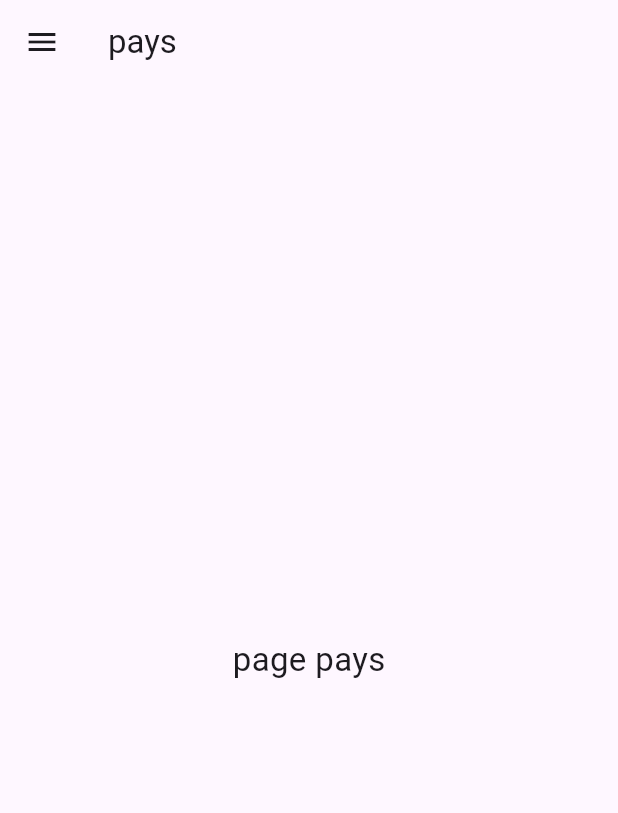
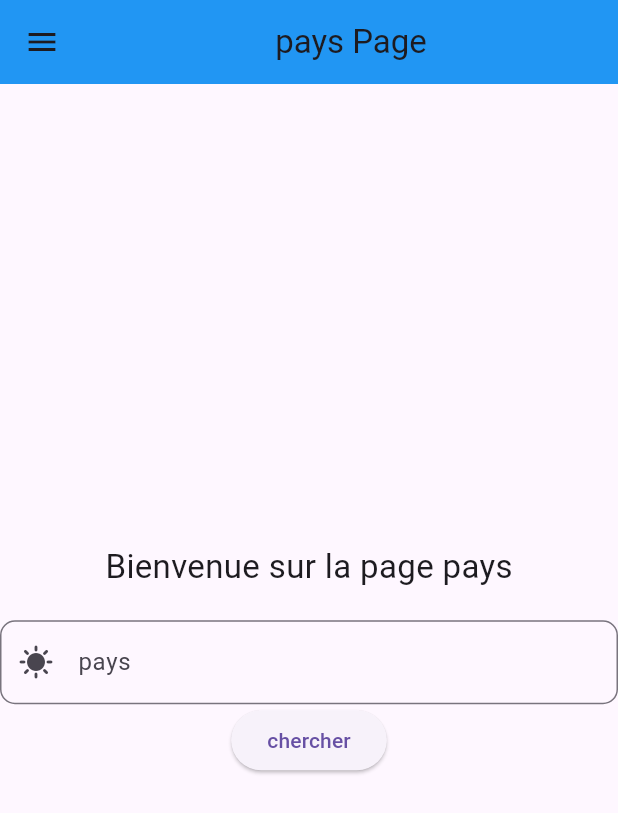
Before and after one commit to OussemaDrira/Voyage-, a Flutter app: the pays screen opened by its route, on a phone screen of 412 x 824 dp. Shown: the top 813 px of the screen. Run offline on Flutter 3.47's test engine with Material 3 defaults, Android fonts, the phone set to English and light mode, and no system bars; our stand-ins replace shared_preferences; accounts and stored records are empty; network calls fail.

Commit message:
update 1

```diff
--- a/lib/main.dart
+++ b/lib/main.dart
@@ -23,7 +23,7 @@ class MyApp extends StatelessWidget {
     '/gallerie': (context) =>  GalleriePage(),
     '/metio': (context) => const metio(),
     '/parametre': (context) => const parametre(),
-    '/pays': (context) => const pays(),
+    '/pays': (context) =>  pays(),
   };
 
 
--- a/lib/pages/gallerie.page.dart
+++ b/lib/pages/gallerie.page.dart
@@ -8,8 +8,7 @@ import 'package:voyage1/pages/gallerie-details.page.dart';
 
 class GalleriePage extends StatelessWidget {
   late SharedPreferences prefs;
-  TextEditingController textGallerie =
-  TextEditingController(); // Changed variable name
+  TextEditingController textGallerie = TextEditingController(); // Changed variable name
   @override
   Widget build(BuildContext context) {
     return Scaffold(
--- a/lib/pages/pays.page.dart
+++ b/lib/pages/pays.page.dart
@@ -1,23 +1,61 @@
 import 'package:flutter/material.dart';
+import 'package:shared_preferences/shared_preferences.dart';
 
-import '../menu/drawer.page.dart';
+import 'package:voyage1/menu/drawer.page.dart';
+import 'package:voyage1/pages/pays_details.dart';
+
+
+
 class pays extends StatelessWidget {
-  const pays({super.key});
+  TextEditingController txt_pays = TextEditingController();
 
   @override
   Widget build(BuildContext context) {
     return Scaffold(
-
       drawer: MyDrawer(),
       appBar: AppBar(
-        title: const Text('pays'),
+        title: Center(child: Text("pays Page")),
+        backgroundColor: Colors.blue,
       ),
-      body: const Center(
-        child: Text('page pays',
-        style: TextStyle(fontSize: 22),),
-
-
+      body: Center(
+        child: Column(
+          mainAxisAlignment: MainAxisAlignment.center,
+          children: [
+            Text(
+              'Bienvenue sur la page pays',
+              style: TextStyle(fontSize: 22),
+            ),
+            SizedBox(height: 20),
+            TextFormField(
+              controller: txt_pays,
+              decoration: InputDecoration(
+                prefixIcon: Icon(Icons.sunny),
+                hintText: "pays",
+                border: OutlineInputBorder(
+                  borderRadius: BorderRadius.circular(10),
+                  borderSide: BorderSide(width: 1),
+                ),
+              ),
+            ),
+            ElevatedButton(
+              onPressed: () {
+                _onGetMeteoDetails(context);
+              },
+              child: Text("chercher"),
+              style: ElevatedButton.styleFrom(maximumSize: Size.fromHeight(50)),
+            )
+          ],
+        ),
       ),
     );
   }
+
+  void _onGetMeteoDetails(BuildContext context) {
+    String v = txt_pays.text;
+    Navigator.push(
+      context,
+      MaterialPageRoute(builder: (context) => PaysDetails(v)),
+    );
+    txt_pays.text = "";
+  }
 }
```
Also changed, not shown: lib/pages/pays_details.dart (added, +132 -0 lines).
